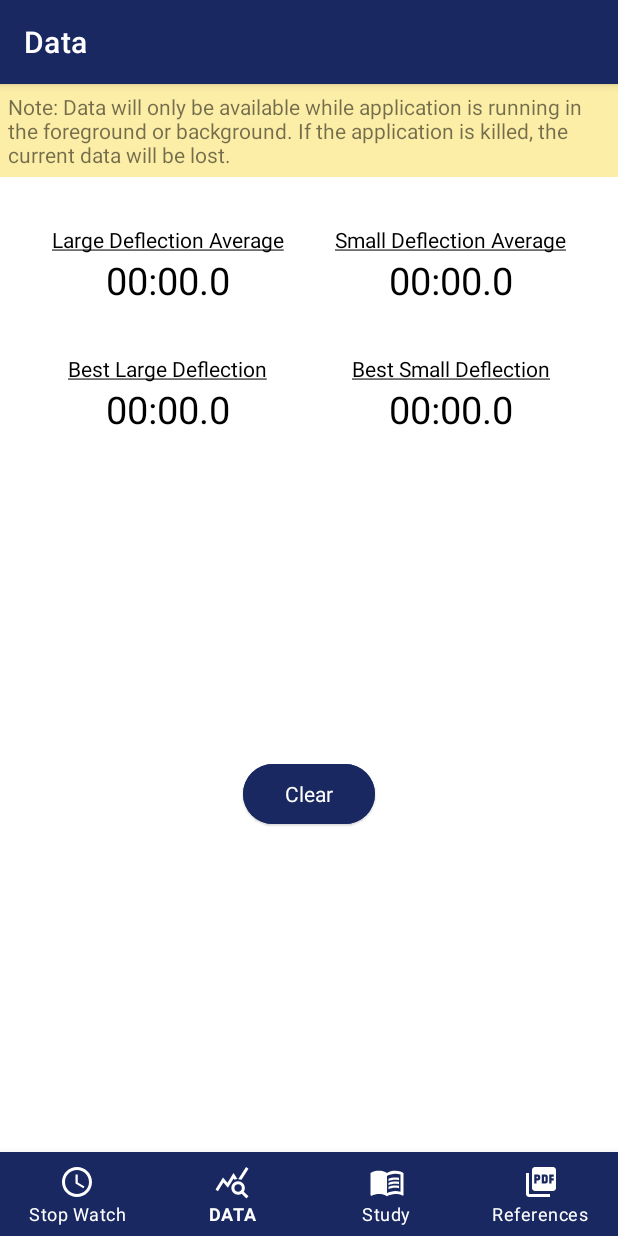
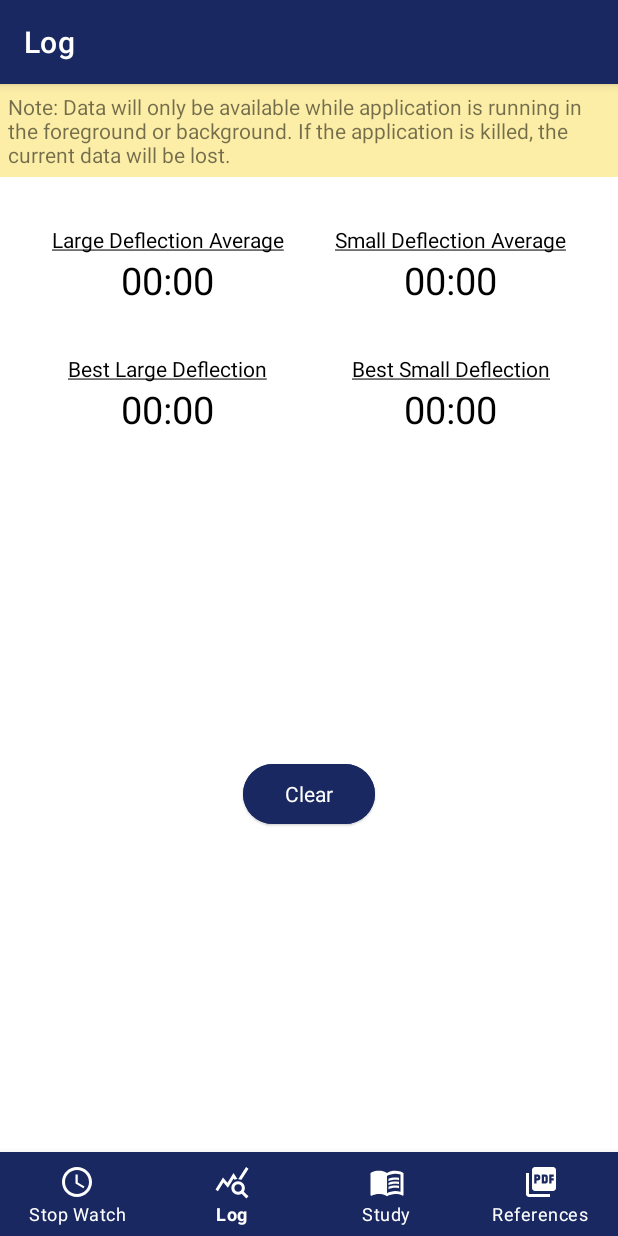
Before and after one commit to Caguilar92/Gun-Drills, an Android app: the StatsFragment screen opened through its navigation route, on a phone screen of 412 x 824 dp. Run offline under Robolectric (Android 15) with nearby library versions, the phone set to English and light mode, and no system bars; our stand-ins replace navigation-ui; Roboto replaces fonts that are not available here.

Commit message:
"added comments"

```diff
--- a/app/src/main/java/com/gundrills/MainActivity.kt
+++ b/app/src/main/java/com/gundrills/MainActivity.kt
@@ -19,9 +19,9 @@ class MainActivity : AppCompatActivity() {
 
 
     override fun onCreate(savedInstanceState: Bundle?) {
-       val splashScreen = installSplashScreen()
+        val splashScreen = installSplashScreen()
         super.onCreate(savedInstanceState)
-       setContentView(R.layout.activity_main)
+        setContentView(R.layout.activity_main)
         toolbar = findViewById(R.id.topAppBar)
         setSupportActionBar(toolbar)
 
@@ -31,7 +31,7 @@ class MainActivity : AppCompatActivity() {
         val navhostFragment = supportFragmentManager.findFragmentById(R.id.fragment_container_view) as NavHostFragment
         val navController = navhostFragment.findNavController()
         val appBarConfiguration = AppBarConfiguration(setOf(R.id.timerFragment,R.id.statsFragment,R.id.studyFragment,R.id.referencesFragment))
-        setupActionBarWithNavController(navController)//need this one and line below so labels work properly on toolbar
+        setupActionBarWithNavController(navController)//to set up action bar with nav controller in order for labels to work correctly
         toolbar.setupWithNavController(navController,appBarConfiguration)
         bottomNavigationView.setupWithNavController(navController)
 
--- a/app/src/main/java/com/gundrills/views/LogsFragment.kt
+++ b/app/src/main/java/com/gundrills/views/LogsFragment.kt
@@ -22,7 +22,7 @@ class StatsFragment : Fragment() {
         private lateinit var bestLargeDeflectionTime:TextView
         private lateinit var bestSmallDeflectionTime:TextView
         private lateinit var clearButton: Button
-        private val DEFAULT_TIME = "00:00.0"
+        private val DEFAULT_TIME = "00:00"
 
     override fun onCreateView(
         inflater: LayoutInflater, container: ViewGroup?,
--- a/app/src/main/res/menu/navigation_menu.xml
+++ b/app/src/main/res/menu/navigation_menu.xml
@@ -5,7 +5,7 @@
           android:id="@+id/timerFragment"
           android:icon="@drawable/ic_baseline_access_time_24"/>
 
-    <item android:title="DATA"
+    <item android:title="Log"
         android:id="@+id/statsFragment"
         android:icon="@drawable/outline_query_stats_24"/>
 
--- a/app/src/main/res/navigation/nav_graph.xml
+++ b/app/src/main/res/navigation/nav_graph.xml
@@ -24,7 +24,7 @@
     <fragment
         android:id="@+id/statsFragment"
         android:name="com.gundrills.views.StatsFragment"
-        android:label="Data" />
+        android:label="Log" />
     <fragment
         android:id="@+id/referencesFragment"
         android:name="com.gundrills.views.ReferencesFragment"
```
